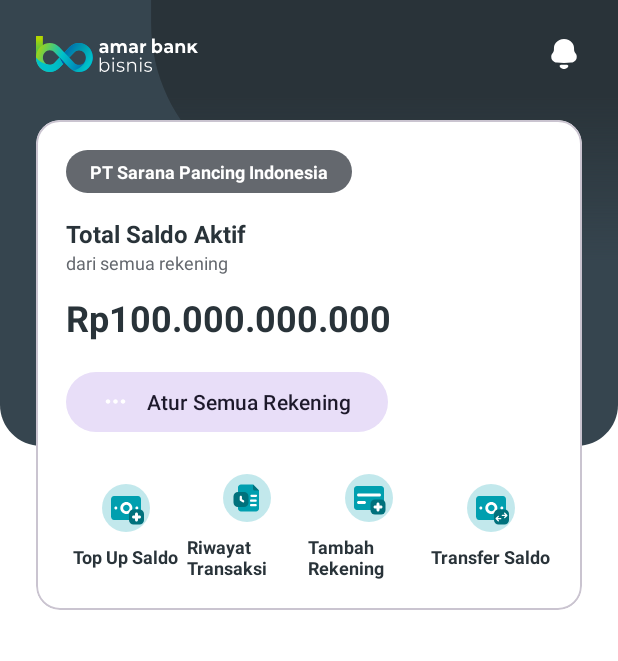
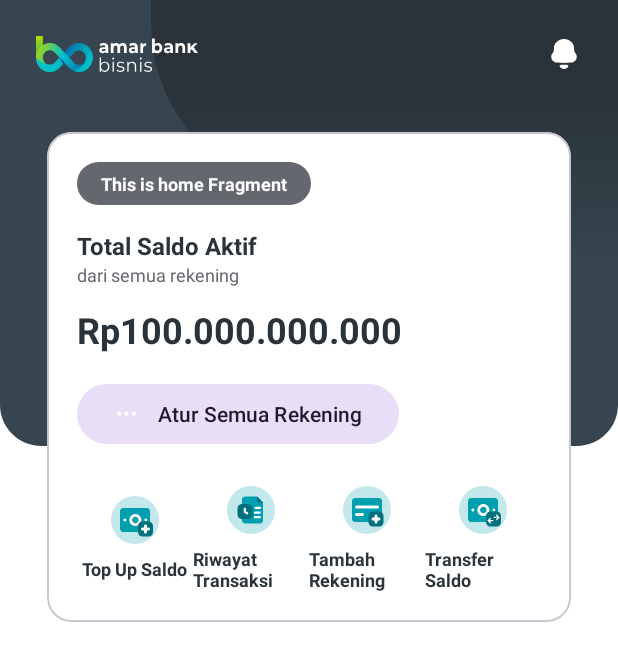
Before and after one commit to fajardesign/Belajar-Codex, an Android app built with Jetpack Compose: the fragment HomeFragment shown on its own in the app's theme, on a phone screen of 412 x 824 dp. Shown: the top 661 px of the screen. Run offline under Robolectric (Android 15) with nearby library versions, the phone set to English and light mode, and no system bars.

Commit message:
Update Error

```diff
--- a/app/src/main/java/com/example/ambis/ui/home/HomeFragment.kt
+++ b/app/src/main/java/com/example/ambis/ui/home/HomeFragment.kt
@@ -28,7 +28,7 @@ class HomeFragment : Fragment() {
         _binding = FragmentHomeBinding.inflate(inflater, container, false)
         val root: View = binding.root
 
-        val textView: TextView = binding.textHome
+        val textView: TextView = binding.textCompanyName
         homeViewModel.text.observe(viewLifecycleOwner) {
             textView.text = it
         }
--- a/app/src/main/res/layout/fragment_home.xml
+++ b/app/src/main/res/layout/fragment_home.xml
@@ -79,7 +79,7 @@
                 android:elevation="8dp"
                 app:cardBackgroundColor="@android:color/white"
                 app:cardCornerRadius="16dp"
-                app:cardUseCompactPadding="true">
+                app:cardUseCompatPadding="true">
 
                 <LinearLayout
                     android:layout_width="match_parent"
```
